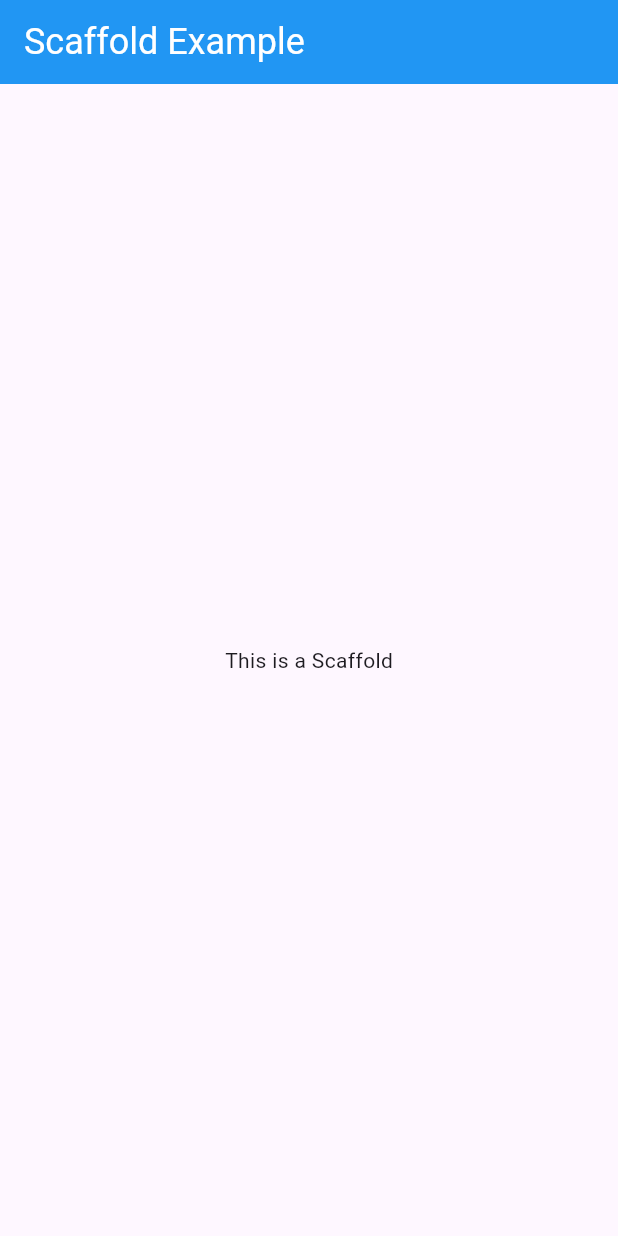
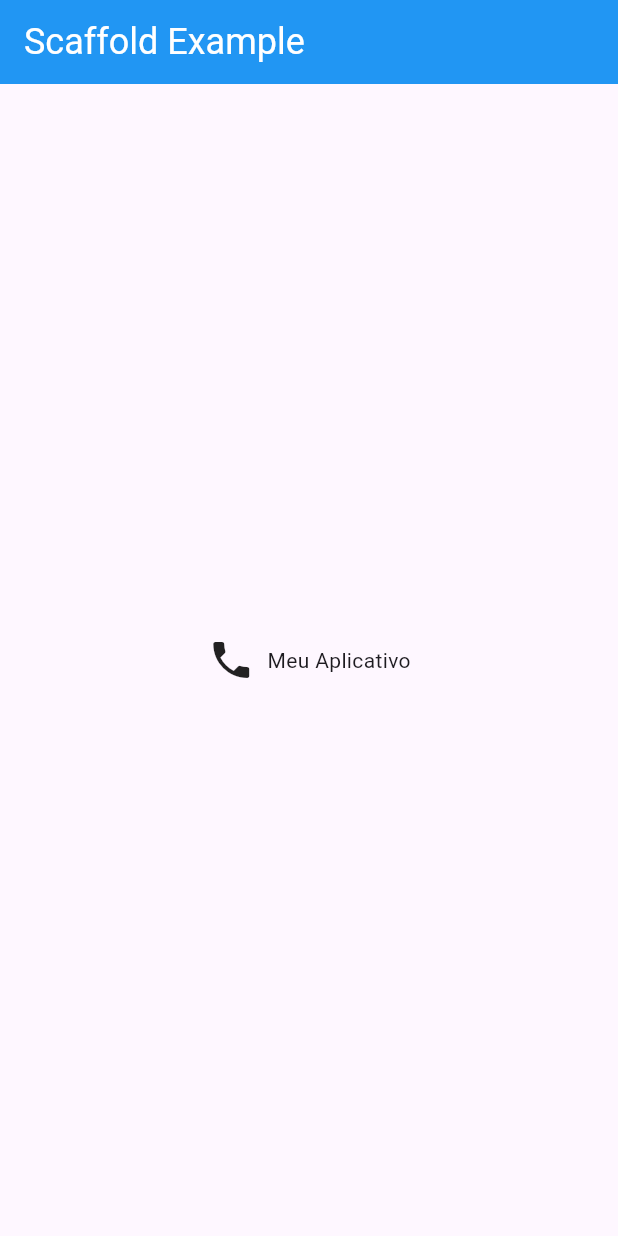
Before and after one commit to Paulo19961944/Curso-Flutter, a Flutter app: the screen it shows after launch, on a phone screen of 412 x 824 dp. Run offline on Flutter 3.47's test engine with Material 3 defaults, Android fonts, the light colour scheme and no system bars.

Commit message:
[feat] Adicionando Row (Add Row)

```diff
--- a/scaffold_project/lib/main.dart
+++ b/scaffold_project/lib/main.dart
@@ -1,17 +1,24 @@
+// Importa o Material Design
 import 'package:flutter/material.dart';
 
-void main(){
+// Função Principal
+void main() {
   runApp(MyApp());
 }
 
+// Classe MyApp como Stateful Widget
 class MyApp extends StatefulWidget {
+  // Construtor da Superclasse
   const MyApp({super.key});
 
+  // Sobreescreve o State com o MyAppState
   @override
   State<MyApp> createState() => _MyAppState();
 }
 
+// Cria uma Classe Privada MyAppState
 class _MyAppState extends State<MyApp> {
+  // Cria o Widget que será exibido na tela e Sobreescreve o método Build
   @override
   Widget build(BuildContext context) {
     return MaterialApp(
@@ -27,10 +34,23 @@ class _MyAppState extends State<MyApp> {
             ),
           ),
         ),
-        body: const Center(
-          child: Text(
-            'This is a Scaffold'
+        body: Row(
+          mainAxisAlignment: MainAxisAlignment.center,
+          crossAxisAlignment: CrossAxisAlignment.center,
+          children: [
+          Icon(
+            Icons.phone,
+            size: 32,
           ),
+          Padding(
+              padding: EdgeInsets.only(left: 8),
+              child: Center(
+                child: Text(
+                  'Meu Aplicativo'
+                ),
+              ),
+          ),
+        ],
         ),
       ),
     );
```
